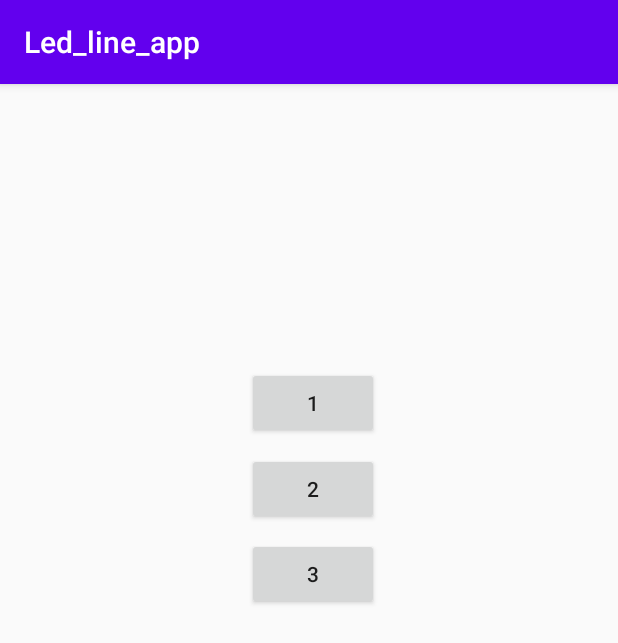
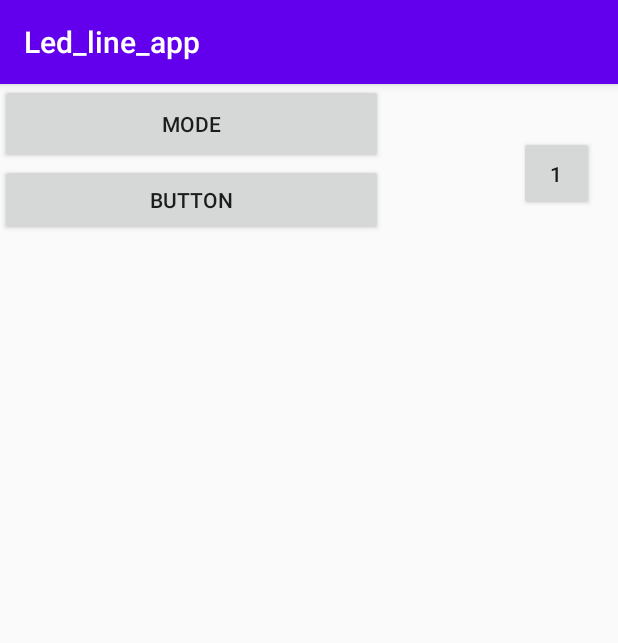
Before and after one commit to GrigoryNav/LED_Strip_Light, an Android app: the screen it shows after launch (MainActivity), on a phone screen of 412 x 824 dp. Shown: the top 643 px of the screen. Run offline under Robolectric (Android 15) with nearby library versions, the phone set to English and light mode, and no system bars.

Commit message:
add menu

```diff
--- a/Android app/Led_line/app/src/main/AndroidManifest.xml
+++ b/Android app/Led_line/app/src/main/AndroidManifest.xml
@@ -17,6 +17,11 @@
                 <category android:name="android.intent.category.LAUNCHER" />
             </intent-filter>
         </activity>
+
+        <activity android:name=".Mode"
+            android:label="Mode">
+        </activity>
+
     </application>
 
 </manifest>
--- a/Android app/Led_line/app/src/main/java/com/example/led_line_app/BluetoothConnect.java
+++ b/Android app/Led_line/app/src/main/java/com/example/led_line_app/BluetoothConnect.java
@@ -17,7 +17,7 @@ public class BluetoothConnect {
     BluetoothSocket btSocket;
     OutputStream outputStream;
     String address;
-
+    public BluetoothConnect(   ){}
     public BluetoothConnect( BluetoothDevice btDevice,String address1  ){ //"98:D3:61:F9:57:97" hc-06 address
         address=address1;
         bluetoothDevice=btDevice;
--- a/Android app/Led_line/app/src/main/java/com/example/led_line_app/MainActivity.java
+++ b/Android app/Led_line/app/src/main/java/com/example/led_line_app/MainActivity.java
@@ -5,6 +5,7 @@ import androidx.appcompat.app.AppCompatActivity;
 import android.bluetooth.*;
 import android.view.View;
 import android.widget.Button;
+import android.content.Intent;
 import android.widget.Switch;
 import java.io.IOException;
 import java.io.OutputStream;
@@ -13,52 +14,24 @@ import java.lang.reflect.Method;
 import android.os.Bundle;
 
 public class MainActivity extends AppCompatActivity {
-    //Button button1;
-    //Button button11;
-    //Switch switch1;
-    Button button1;
-    Button button2;
-    Button button3;
+
+
+    Button modButton;
     String address = "98:D3:61:F9:57:97";
-    OutputStream outputStream ;
-    BluetoothAdapter btAdapter;
-    BluetoothDevice hc06;
-    BluetoothSocket btSocket;
-    BluetoothConnect bluetoothConnect = new BluetoothConnect( hc06, address );
-    //boolean flag=false;
+    //BluetoothDevice hc06;
+    //BluetoothConnect bluetoothConnect = new BluetoothConnect( hc06, address );
+
     @Override
     protected void onCreate(Bundle savedInstanceState) {
+
         super.onCreate(savedInstanceState);
         setContentView(R.layout.activity_main);
-
-        //btAdapter = BluetoothAdapter.getDefaultAdapter();
-
-        //btAdapter = BluetoothAdapter.getDefaultAdapter();
-        //hc06 = btAdapter.getRemoteDevice("98:D3:61:F9:57:97");
-
-        bluetoothConnect.startConnection();
-    }
-
-    public void button1(View view){
-        button1 =(Button) findViewById(R.id.button1);
-        //btAdapter.getName();
-
-        bluetoothConnect.setMessage("1");
+        //bluetoothConnect.startConnection();
 
     }
-    public void button2(View view){
-        button2 =(Button) findViewById(R.id.button2);
-        //btAdapter.getName();
-
-        bluetoothConnect.setMessage("2");
-
-    }
-    public void button3(View view){
-        button3 =(Button) findViewById(R.id.button3);
-        //btAdapter.getName();
-
-        bluetoothConnect.setMessage("3");
-
+    public void modButton (View view){
+        Intent intent = new Intent(MainActivity.this, Mode.class);
+        startActivity(intent);
     }
 
 }
--- a/Android app/Led_line/app/src/main/res/layout/activity_main.xml
+++ b/Android app/Led_line/app/src/main/res/layout/activity_main.xml
@@ -6,51 +6,41 @@
     android:layout_height="match_parent"
     tools:context=".MainActivity">
 
+    <LinearLayout
+        android:layout_width="255dp"
+        android:layout_height="474dp"
+        android:orientation="vertical"
+        tools:layout_editor_absoluteX="78dp"
+        tools:layout_editor_absoluteY="128dp">
+
+        <Button
+            android:id="@+id/mode_button"
+            android:layout_width="match_parent"
+            android:layout_height="53dp"
+            android:onClick="modButton"
+            android:text="mode" />
+
+        <Button
+            android:id="@+id/button5"
+            android:layout_width="match_parent"
+            android:layout_height="wrap_content"
+            android:text="Button" />
+    </LinearLayout>
+
     <Button
-        android:id="@+id/button1"
-        android:layout_width="wrap_content"
-        android:layout_height="wrap_content"
-        android:layout_marginStart="164dp"
-        android:layout_marginLeft="164dp"
-        android:layout_marginTop="179dp"
-        android:layout_marginEnd="159dp"
-        android:layout_marginRight="159dp"
-        android:onClick="button1"
+        android:id="@+id/button"
+        android:layout_width="50dp"
+        android:layout_height="50dp"
+        android:layout_marginStart="345dp"
+        android:layout_marginLeft="345dp"
+        android:layout_marginTop="16dp"
+        android:layout_marginEnd="16dp"
+        android:layout_marginRight="16dp"
+        android:layout_marginBottom="665dp"
         android:text="1"
-        app:layout_constraintBottom_toTopOf="@+id/button2"
+        app:layout_constraintBottom_toBottomOf="parent"
         app:layout_constraintEnd_toEndOf="parent"
         app:layout_constraintStart_toStartOf="parent"
         app:layout_constraintTop_toTopOf="parent" />
 
-    <Button
-        android:id="@+id/button2"
-        android:layout_width="wrap_content"
-        android:layout_height="wrap_content"
-        android:layout_marginStart="164dp"
-        android:layout_marginLeft="164dp"
-        android:layout_marginEnd="159dp"
-        android:layout_marginRight="159dp"
-        android:onClick="button2"
-        android:text="2"
-        app:layout_constraintBottom_toTopOf="@+id/button3"
-        app:layout_constraintEnd_toEndOf="parent"
-        app:layout_constraintStart_toStartOf="parent"
-        app:layout_constraintTop_toBottomOf="@+id/button1" />
-
-    <Button
-        android:id="@+id/button3"
-        android:layout_width="wrap_content"
-        android:layout_height="wrap_content"
-        android:layout_marginStart="164dp"
-        android:layout_marginLeft="164dp"
-        android:layout_marginEnd="159dp"
-        android:layout_marginRight="159dp"
-        android:layout_marginBottom="408dp"
-        android:onClick="button3"
-        android:text="3"
-        app:layout_constraintBottom_toBottomOf="parent"
-        app:layout_constraintEnd_toEndOf="parent"
-        app:layout_constraintStart_toStartOf="parent"
-        app:layout_constraintTop_toBottomOf="@+id/button2" />
-
 </androidx.constraintlayout.widget.ConstraintLayout>
```
Also changed, not shown: Android app/Led_line/app/src/main/java/com/example/led_line_app/Mode.java (added, +44 -0 lines), Android app/Led_line/app/src/main/res/layout/mode.xml (added, +82 -0 lines).
